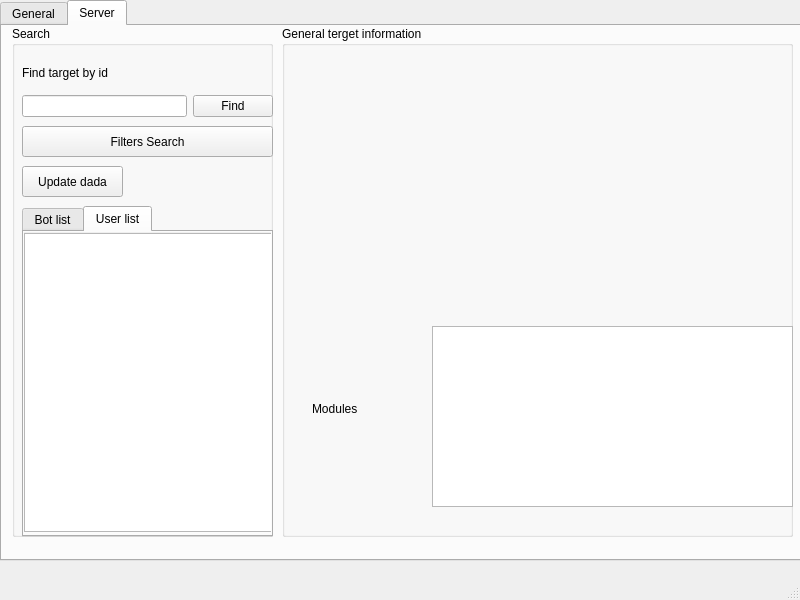
Qt form code/control/main_window.ui (Al-Sah/RAT) before a commit.
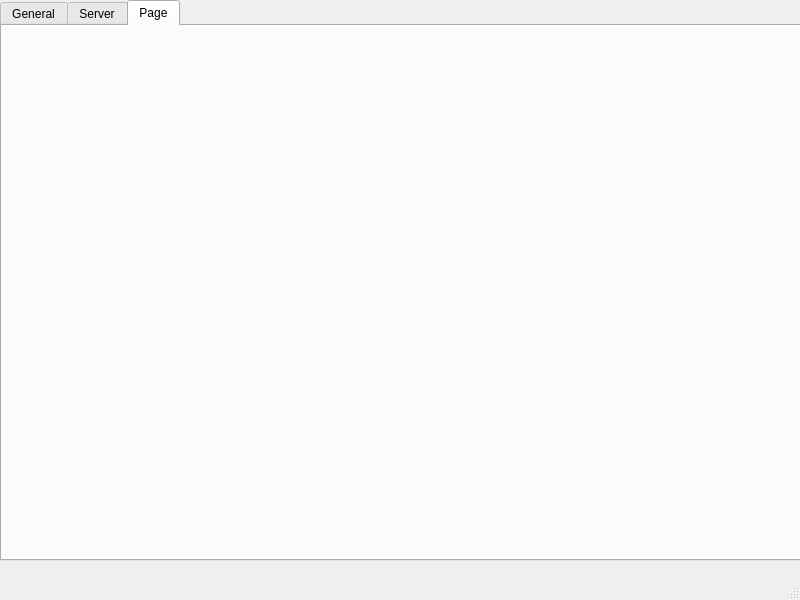
The same form after that commit.

Commit message: updated server interaction functionality

```diff
--- a/code/control/main_window.ui
+++ b/code/control/main_window.ui
@@ -24,7 +24,7 @@
      </rect>
     </property>
     <property name="currentIndex">
-     <number>1</number>
+     <number>2</number>
     </property>
     <widget class="QWidget" name="general_tab">
      <attribute name="title">
@@ -295,10 +295,10 @@
      <widget class="QGroupBox" name="groupBox_3">
       <property name="geometry">
        <rect>
-        <x>280</x>
+        <x>0</x>
         <y>0</y>
-        <width>511</width>
-        <height>511</height>
+        <width>541</width>
+        <height>781</height>
        </rect>
       </property>
       <property name="title">
@@ -490,6 +490,22 @@
       </widget>
      </widget>
     </widget>
+    <widget class="QWidget" name="tab_3">
+     <attribute name="title">
+      <string>Page</string>
+     </attribute>
+     <widget class="QWidget" name="gridLayoutWidget">
+      <property name="geometry">
+       <rect>
+        <x>0</x>
+        <y>0</y>
+        <width>801</width>
+        <height>531</height>
+       </rect>
+      </property>
+      <layout class="QGridLayout" name="serverTabGridLayout"/>
+     </widget>
+    </widget>
    </widget>
   </widget>
   <widget class="QMenuBar" name="menubar">
```
The commit also changes 37 other files.
